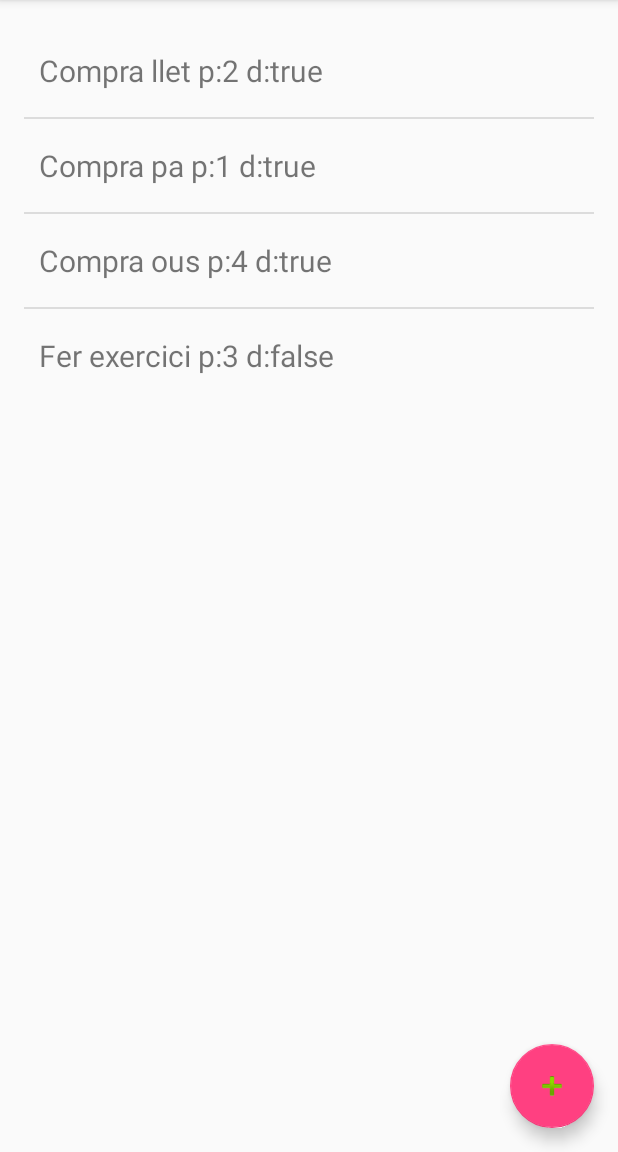
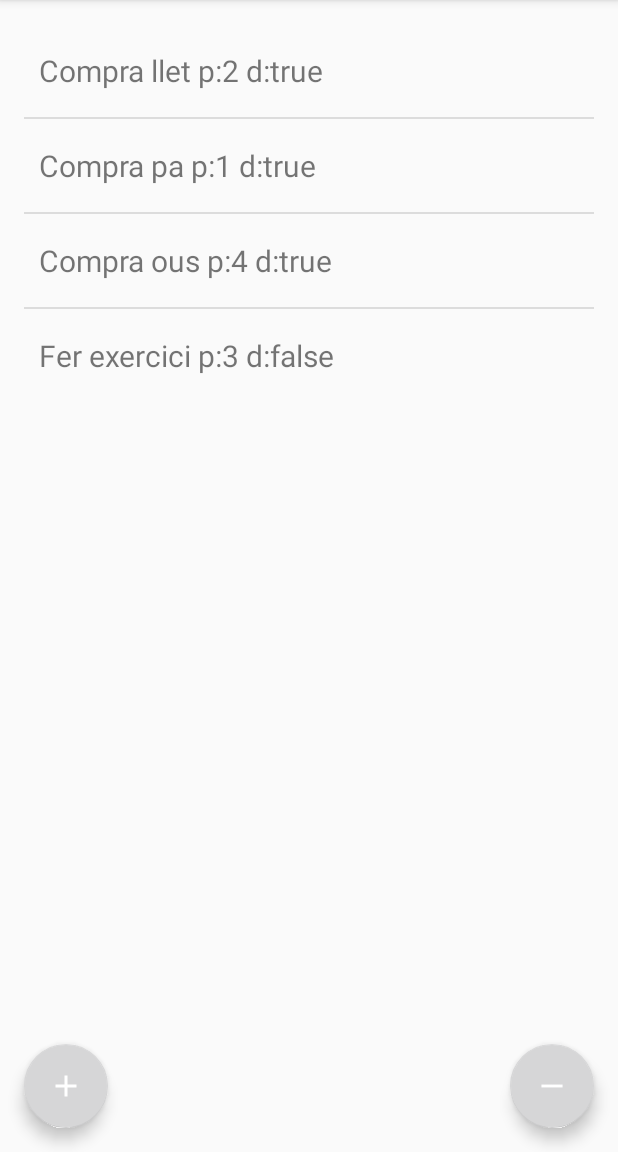
Before and after one commit to AlvaradoAdam15/ToDoAndroid, an Android app: the screen it shows after launch (MainActivity), on a phone screen of 412 x 824 dp, the part 84-1236 px from its top. Run offline under Robolectric (Android 15) with nearby library versions, the phone set to English and light mode, and no system bars; libraries missing offline, so code that uses them is left out: com.afollestad.materialdialogs.

```diff
--- a/app/src/main/java/com/iesebre/dam2/adam/todos/MainActivity.java
+++ b/app/src/main/java/com/iesebre/dam2/adam/todos/MainActivity.java
@@ -4,6 +4,8 @@ import android.content.SharedPreferences;
 import android.graphics.Color;
 import android.os.Bundle;
 import android.support.design.widget.FloatingActionButton;
+import android.text.Editable;
+import android.text.TextWatcher;
 import android.util.Log;
 import android.support.design.widget.NavigationView;
 import android.support.v4.view.GravityCompat;
@@ -14,8 +16,10 @@ import android.support.v7.widget.Toolbar;
 import android.view.Menu;
 import android.view.MenuItem;
 import android.view.View;
+import android.widget.EditText;
 import android.widget.ListView;
 
+import com.afollestad.materialdialogs.DialogAction;
 import com.afollestad.materialdialogs.MaterialDialog;
 import com.google.gson.Gson;
 import com.google.gson.reflect.TypeToken;
@@ -30,6 +34,19 @@ public class MainActivity extends AppCompatActivity
     private Gson gson;
     public TodoArrayList tasks;
     private CustomListAtapter adapter;
+    private String taskName;
+
+    @Override
+    protected void onStop() {
+        super.onStop();
+
+//        gson.toJson()
+//
+//        String initial_json=
+//                SharedPreferences.Editor editor = todos.edit();
+//        editor.putString(TODO_LIST, initial_json);
+//        editor.commit();
+    }
 
     @Override
     protected void onCreate(Bundle savedInstanceState) {
@@ -100,6 +117,7 @@ public class MainActivity extends AppCompatActivity
         setSupportActionBar(toolbar);
 
         FloatingActionButton fab = (FloatingActionButton) findViewById(R.id.fab);
+        FloatingActionButton fabRemove = (FloatingActionButton) findViewById(R.id.fab_remove);
 //        fab.setOnClickListener(new View.OnClickListener() {
 //            @Override
 //            public void onClick(View view) {
@@ -179,6 +197,10 @@ public class MainActivity extends AppCompatActivity
     }
 
     public void showAddForm(View view){
+        taskName = " ";
+
+        EditText taskNameText;
+
         MaterialDialog dialog = new MaterialDialog.Builder(this).
                 title("Add new Task").
                 customView(R.layout.form_add_task, true).
@@ -186,11 +208,45 @@ public class MainActivity extends AppCompatActivity
                 positiveText("Add").
                 negativeColor(Color.parseColor("#ff3333")).
                 positiveColor(Color.parseColor("#2196F3")).
-                //.onPositive({
+                onPositive(new MaterialDialog.SingleButtonCallback(){
 
-                //}).
-                build();
+                    @Override
+                    public void onClick(MaterialDialog dialog, DialogAction which) {
+                        final TodoItem todoItem = new TodoItem();
+                        todoItem.setName(taskName);
+                        todoItem.setDone(true);
+                        todoItem.setPriority(1);
 
-        dialog.show();
+                        tasks.add(todoItem);
+                        //tasks.remove(1);
+                        adapter.notifyDataSetChanged();
+                    }
+                }).
+
+            build();
+
+            dialog.show();
+
+            taskNameText = (EditText) dialog.getCustomView().findViewById(R.id.task_tittle);
+
+            taskNameText.addTextChangedListener(new TextWatcher(){
+
+                @Override
+                public void beforeTextChanged(CharSequence s, int start, int count, int after) {
+
+                }
+
+                @Override
+                public void onTextChanged(CharSequence s, int start, int before, int count) {
+                    taskName = s.toString();
+                }
+
+                @Override
+                public void afterTextChanged(Editable s) {
+
+                }
+            });
+
+
     }
 }
--- a/app/src/main/java/com/iesebre/dam2/adam/todos/TodoItem.java
+++ b/app/src/main/java/com/iesebre/dam2/adam/todos/TodoItem.java
@@ -11,10 +11,10 @@ public class TodoItem {
     private boolean done;
     private int priority;
 
-    public TodoItem(String name, boolean done, int priority) {
-        this.name = name = "";
-        this.done = done = false;
-        this.priority = priority = 1;
+    public TodoItem() {
+        this.name = "";
+        this.done = false;
+        this.priority = 1;
     }
 
     public String getName() {
--- a/app/src/main/res/layout/app_bar_main.xml
+++ b/app/src/main/res/layout/app_bar_main.xml
@@ -19,8 +19,16 @@
 
     <android.support.design.widget.FloatingActionButton android:id="@+id/fab"
         android:layout_width="wrap_content" android:layout_height="wrap_content"
-        android:layout_gravity="bottom|end" android:layout_margin="@dimen/fab_margin"
-        android:src="@android:drawable/ic_input_add"
+        android:layout_gravity="bottom|start" android:layout_margin="@dimen/fab_margin"
+        android:src="@drawable/ic_add_white_24dp"
+        app:backgroundTint="@color/md_edittext_error"
         android:onClick="showAddForm"/>
 
+    <android.support.design.widget.FloatingActionButton android:id="@+id/fab_remove"
+        android:layout_width="wrap_content" android:layout_height="wrap_content"
+        android:layout_gravity="bottom|end" android:layout_margin="@dimen/fab_margin"
+        android:src="@drawable/ic_remove_white_36dp"
+        app:backgroundTint="@color/md_edittext_error"
+        android:onClick=""/>
+
 </android.support.design.widget.CoordinatorLayout>
--- a/app/src/main/res/layout/form_add_task.xml
+++ b/app/src/main/res/layout/form_add_task.xml
@@ -13,4 +13,7 @@
         android:maxLines="1"
         android:hint="Nom tasca"/>
 
+    <!--- Priority -->
+    <!--- Done -->
+
 </LinearLayout>
```
Also changed, not shown: app/src/main/res/drawable-hdpi/ic_add_white_24dp.png (added), app/src/main/res/drawable-hdpi/ic_add_white_36dp.png (added), app/src/main/res/drawable-hdpi/ic_fab.png (added), app/src/main/res/drawable-hdpi/ic_remove_white_36dp.png (added), app/src/main/res/drawable-mdpi/ic_add_white_24dp.png (added), app/src/main/res/drawable-mdpi/ic_add_white_36dp.png (added), app/src/main/res/drawable-mdpi/ic_fab.png (added), app/src/main/res/drawable-mdpi/ic_remove_white_36dp.png (added), app/src/main/res/drawable-xhdpi/ic_add_white_24dp.png (added), app/src/main/res/drawable-xhdpi/ic_add_white_36dp.png (added), app/src/main/res/drawable-xhdpi/ic_fab.png (added), app/src/main/res/drawable-xhdpi/ic_remove_white_36dp.png (added), app/src/main/res/drawable-xxhdpi/ic_add_white_24dp.png (added), app/src/main/res/drawable-xxhdpi/ic_add_white_36dp.png (added), 2 more files.
